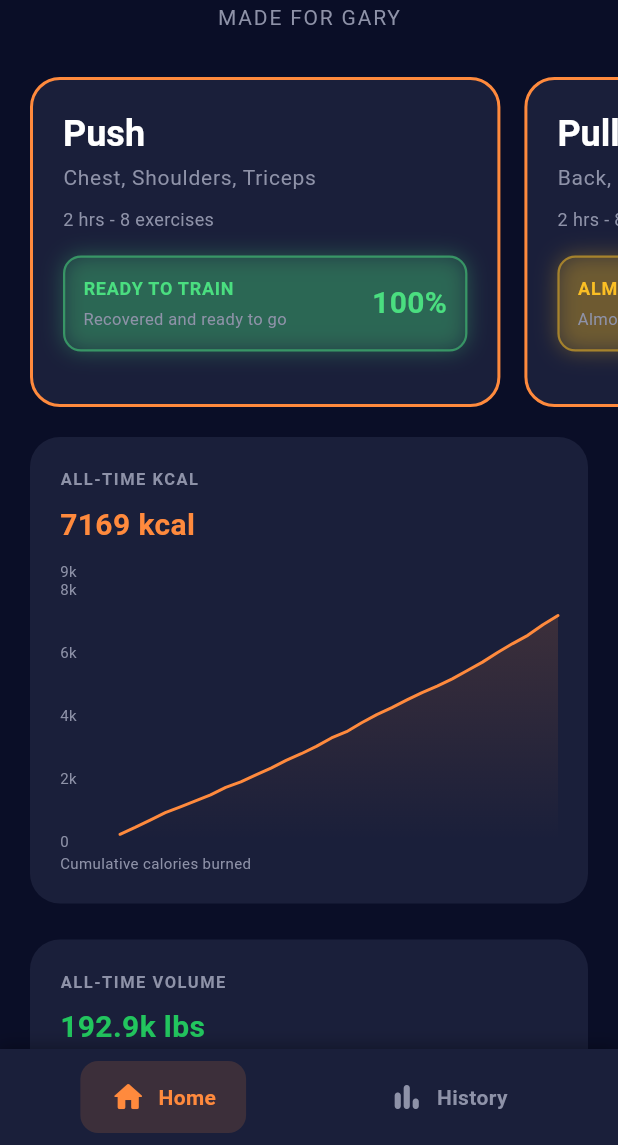
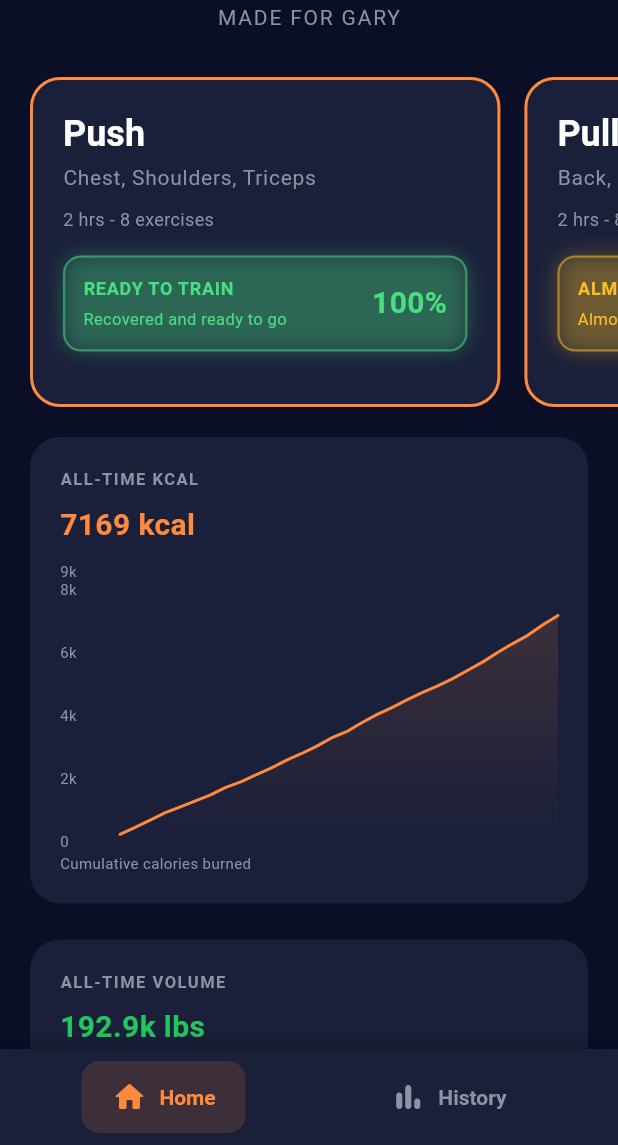
Before and after one commit to codeerow/maxhype, a Flutter app: the screen it shows after launch, on a phone screen of 412 x 824 dp, the part 91-1236 px from its top. Run offline on Flutter 3.47's test engine with Material 3 defaults, Android fonts, the phone set to English and light mode, and no system bars; drawn by our look-alikes of fl_chart; our stand-ins replace flutter_bloc, flutter_svg, get_it; missing offline and left inert: flutter_body_atlas; Roboto replaces fonts that are missing (SF Pro Display).

Commit message:
fixes animation and colors

```diff
--- a/lib/screens/main_scaffold.dart
+++ b/lib/screens/main_scaffold.dart
@@ -75,9 +75,11 @@ class _MainScaffoldState extends State<MainScaffold> {
           _currentIndex = index;
         });
       },
+      child: _NavItemScaler(
+        isActive: isActive,
         child: AnimatedContainer(
-        duration: const Duration(milliseconds: 200),
-        curve: Curves.easeOutCubic,
+          duration: const Duration(milliseconds: 150),
+          curve: Curves.easeOut,
           padding: const EdgeInsets.symmetric(horizontal: 20, vertical: 12),
           decoration: BoxDecoration(
             color: isActive
@@ -87,23 +89,88 @@ class _MainScaffoldState extends State<MainScaffold> {
           ),
           child: Row(
             children: [
-            Icon(
+              AnimatedDefaultTextStyle(
+                duration: const Duration(milliseconds: 150),
+                curve: Curves.easeOut,
+                style: TextStyle(
+                  color: isActive ? AppTheme.primaryOrange : AppTheme.textSecondary,
+                  fontSize: 24,
+                ),
+                child: Icon(
                   icon,
                   color: isActive ? AppTheme.primaryOrange : AppTheme.textSecondary,
                   size: 24,
                 ),
+              ),
               const SizedBox(width: 8),
-            Text(
-              label,
+              AnimatedDefaultTextStyle(
+                duration: const Duration(milliseconds: 150),
+                curve: Curves.easeOut,
                 style: TextStyle(
                   color: isActive ? AppTheme.primaryOrange : AppTheme.textSecondary,
                   fontSize: 14,
                   fontWeight: FontWeight.w600,
                 ),
+                child: Text(label),
               ),
             ],
+          ),
         ),
       ),
     );
   }
 }
+
+class _NavItemScaler extends StatefulWidget {
+  final bool isActive;
+  final Widget child;
+
+  const _NavItemScaler({required this.isActive, required this.child});
+
+  @override
+  State<_NavItemScaler> createState() => _NavItemScalerState();
+}
+
+class _NavItemScalerState extends State<_NavItemScaler>
+    with SingleTickerProviderStateMixin {
+  late final AnimationController _controller;
+  late final Animation<double> _scale;
+
+  @override
+  void initState() {
+    super.initState();
+    _controller = AnimationController(
+      vsync: this,
+      duration: const Duration(milliseconds: 160),
+    );
+    _scale = TweenSequence<double>([
+      TweenSequenceItem(
+        tween: Tween(begin: 1.0, end: 1.05).chain(CurveTween(curve: Curves.easeOut)),
+        weight: 50,
+      ),
+      TweenSequenceItem(
+        tween: Tween(begin: 1.05, end: 1.0).chain(CurveTween(curve: Curves.easeOut)),
+        weight: 50,
+      ),
+    ]).animate(_controller);
+  }
+
+  @override
+  void didUpdateWidget(_NavItemScaler oldWidget) {
+    super.didUpdateWidget(oldWidget);
+    if (widget.isActive && !oldWidget.isActive) {
+      _controller.forward(from: 0);
+    }
+  }
+
+  @override
+  void dispose() {
+    _controller.dispose();
+    super.dispose();
+  }
+
+  @override
+  Widget build(BuildContext context) {
+    return ScaleTransition(scale: _scale, child: widget.child);
+  }
+}
--- a/lib/widgets/workout_card.dart
+++ b/lib/widgets/workout_card.dart
@@ -163,6 +163,7 @@ class _WorkoutCardState extends State<WorkoutCard>
                           style:
                               Theme.of(context).textTheme.bodyMedium?.copyWith(
                                     fontSize: 11,
+                                    color: recoveryColor,
                                   ),
                         ),
                       ],
```
Also changed, not shown: lib/screens/workout_detail/workout_detail_screen.dart (+25 -4 lines). Lines whose indentation alone changed are shown as unchanged.
